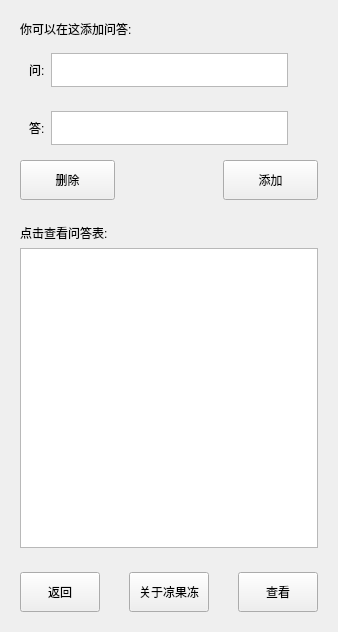
This is 0_1_6/setform.ui in Fydui/AI-L-jelly as Qt 5 draws it before an edit. The edited form follows.
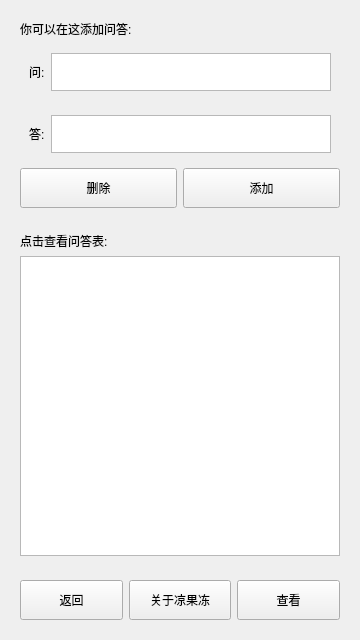
This is the edited form. Icons and pictures are not drawn.

Commit message: 修复Failed to load platform plugin "windows"

The edit to the form file:
```diff
--- a/0_1_6/setform.ui
+++ b/0_1_6/setform.ui
@@ -6,10 +6,22 @@
    <rect>
     <x>0</x>
     <y>0</y>
-    <width>338</width>
-    <height>632</height>
+    <width>360</width>
+    <height>640</height>
    </rect>
   </property>
+  <property name="sizePolicy">
+   <sizepolicy hsizetype="Minimum" vsizetype="Minimum">
+    <horstretch>0</horstretch>
+    <verstretch>0</verstretch>
+   </sizepolicy>
+  </property>
+  <property name="minimumSize">
+   <size>
+    <width>360</width>
+    <height>640</height>
+   </size>
+  </property>
   <property name="windowTitle">
    <string>Form</string>
   </property>
@@ -26,6 +38,12 @@
      <layout class="QVBoxLayout" name="verticalLayout_2">
       <item>
        <widget class="QLabel" name="label_3">
+        <property name="sizePolicy">
+         <sizepolicy hsizetype="Preferred" vsizetype="Preferred">
+          <horstretch>0</horstretch>
+          <verstretch>0</verstretch>
+         </sizepolicy>
+        </property>
         <property name="styleSheet">
          <string notr="true">font: 11pt &quot;Adobe Arabic&quot;;</string>
         </property>
@@ -43,6 +61,12 @@
             <layout class="QHBoxLayout" name="horizontalLayout_2">
              <item>
               <widget class="QLabel" name="label_2">
+               <property name="sizePolicy">
+                <sizepolicy hsizetype="Maximum" vsizetype="Preferred">
+                 <horstretch>0</horstretch>
+                 <verstretch>0</verstretch>
+                </sizepolicy>
+               </property>
                <property name="styleSheet">
                 <string notr="true">font: 11pt &quot;Adobe Arabic&quot;;</string>
                </property>
@@ -54,7 +78,7 @@
              <item>
               <widget class="QTextEdit" name="textEdit">
                <property name="sizePolicy">
-                <sizepolicy hsizetype="Preferred" vsizetype="Preferred">
+                <sizepolicy hsizetype="Preferred" vsizetype="Expanding">
                  <horstretch>0</horstretch>
                  <verstretch>0</verstretch>
                 </sizepolicy>
@@ -67,19 +91,6 @@
                </property>
               </widget>
              </item>
-             <item>
-              <spacer name="horizontalSpacer_3">
-               <property name="orientation">
-                <enum>Qt::Horizontal</enum>
-               </property>
-               <property name="sizeHint" stdset="0">
-                <size>
-                 <width>40</width>
-                 <height>20</height>
-                </size>
-               </property>
-              </spacer>
-             </item>
             </layout>
            </item>
           </layout>
@@ -92,6 +103,12 @@
             <layout class="QHBoxLayout" name="horizontalLayout">
              <item>
               <widget class="QLabel" name="label">
+               <property name="sizePolicy">
+                <sizepolicy hsizetype="Maximum" vsizetype="Preferred">
+                 <horstretch>0</horstretch>
+                 <verstretch>0</verstretch>
+                </sizepolicy>
+               </property>
                <property name="styleSheet">
                 <string notr="true">font: 11pt &quot;Adobe Arabic&quot;;</string>
                </property>
@@ -103,7 +120,7 @@
              <item>
               <widget class="QTextEdit" name="textEdit_2">
                <property name="sizePolicy">
-                <sizepolicy hsizetype="Preferred" vsizetype="Preferred">
+                <sizepolicy hsizetype="Preferred" vsizetype="Expanding">
                  <horstretch>0</horstretch>
                  <verstretch>0</verstretch>
                 </sizepolicy>
@@ -116,19 +133,6 @@
                </property>
               </widget>
              </item>
-             <item>
-              <spacer name="horizontalSpacer">
-               <property name="orientation">
-                <enum>Qt::Horizontal</enum>
-               </property>
-               <property name="sizeHint" stdset="0">
-                <size>
-                 <width>40</width>
-                 <height>20</height>
-                </size>
-               </property>
-              </spacer>
-             </item>
             </layout>
            </item>
           </layout>
@@ -149,7 +153,7 @@
           <property name="minimumSize">
            <size>
             <width>0</width>
-            <height>40</height>
+            <height>0</height>
            </size>
           </property>
           <property name="text">
@@ -157,13 +161,6 @@
           </property>
          </widget>
         </item>
-        <item>
-         <widget class="QLabel" name="label_5">
-          <property name="text">
-           <string/>
-          </property>
-         </widget>
-        </item>
         <item>
          <widget class="QPushButton" name="pushButton">
           <property name="sizePolicy">
@@ -218,7 +215,7 @@
         <item>
          <widget class="QTextBrowser" name="textBrowser">
           <property name="sizePolicy">
-           <sizepolicy hsizetype="Preferred" vsizetype="Minimum">
+           <sizepolicy hsizetype="Preferred" vsizetype="Maximum">
             <horstretch>0</horstretch>
             <verstretch>0</verstretch>
            </sizepolicy>
@@ -249,18 +246,17 @@
             <verstretch>0</verstretch>
            </sizepolicy>
           </property>
+          <property name="minimumSize">
+           <size>
+            <width>40</width>
+            <height>40</height>
+           </size>
+          </property>
           <property name="text">
            <string>返回</string>
           </property>
          </widget>
         </item>
-        <item>
-         <widget class="QLabel" name="label_6">
-          <property name="text">
-           <string>   </string>
-          </property>
-         </widget>
-        </item>
         <item>
          <widget class="QPushButton" name="pushButton_4">
           <property name="sizePolicy">
@@ -269,18 +265,17 @@
             <verstretch>0</verstretch>
            </sizepolicy>
           </property>
+          <property name="minimumSize">
+           <size>
+            <width>40</width>
+            <height>40</height>
+           </size>
+          </property>
           <property name="text">
            <string>关于凉果冻</string>
           </property>
          </widget>
         </item>
-        <item>
-         <widget class="QLabel" name="label_7">
-          <property name="text">
-           <string>   </string>
-          </property>
-         </widget>
-        </item>
         <item>
          <widget class="QPushButton" name="pushButton_2">
           <property name="sizePolicy">
@@ -291,7 +286,7 @@
           </property>
           <property name="minimumSize">
            <size>
-            <width>0</width>
+            <width>40</width>
             <height>40</height>
            </size>
           </property>
```
The commit also changes 5 other files.
